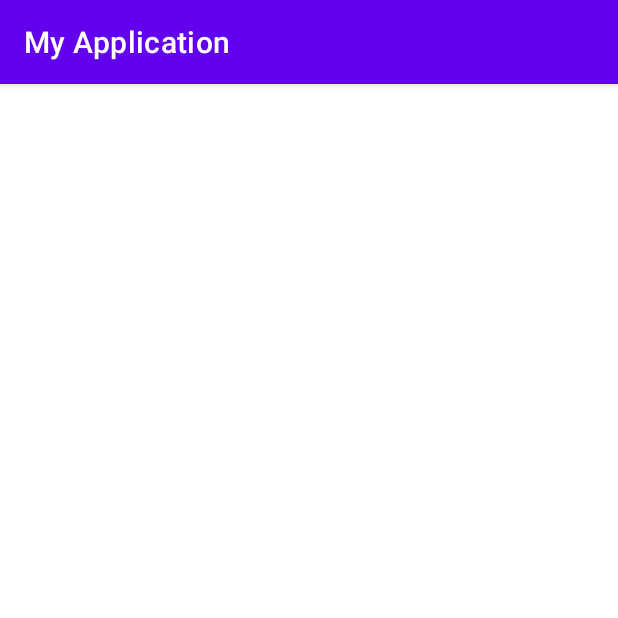
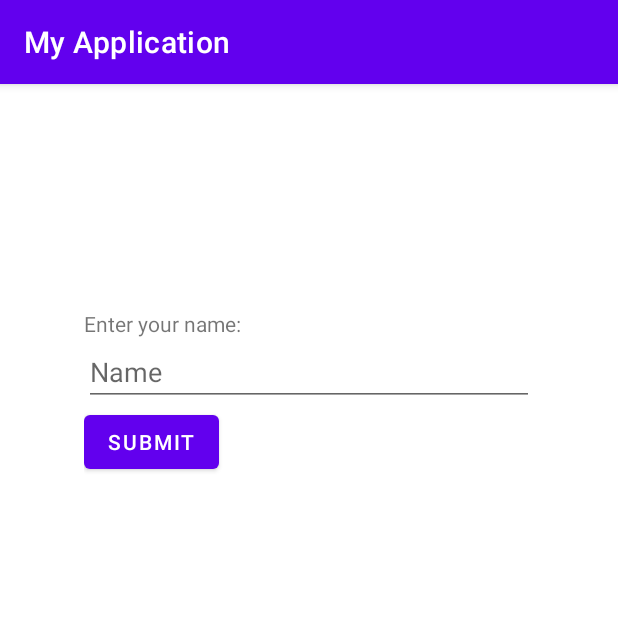
Before and after one commit to hchung04/2340FroggerGame, an Android app: the screen it shows after launch (MainActivity), after a tap on "START", on a phone screen of 412 x 824 dp, the top half of it. Run offline under Robolectric (Android 15) with nearby library versions, the phone set to English and light mode, and no system bars.

Commit message:
Provided spot for user to type in name on configuration screen

```diff
--- a/app/src/main/java/com/example/myapplication/ConfigurationScreen.java
+++ b/app/src/main/java/com/example/myapplication/ConfigurationScreen.java
@@ -1,2 +1,14 @@
-package com.example.myapplication;public class ConfigurationScreen {
+package com.example.myapplication;
+
+import androidx.appcompat.app.AppCompatActivity;
+
+import android.os.Bundle;
+
+public class ConfigurationScreen extends AppCompatActivity {
+
+    @Override
+    protected void onCreate(Bundle savedInstanceState) {
+        super.onCreate(savedInstanceState);
+        setContentView(R.layout.activity_game_screen);
+    }
 }
--- a/app/src/main/res/layout/activity_configuration_screen.xml
+++ b/app/src/main/res/layout/activity_configuration_screen.xml
@@ -1,6 +1,47 @@
 <?xml version="1.0" encoding="utf-8"?>
-<androidx.constraintlayout.widget.ConstraintLayout xmlns:android="http://schemas.android.com/apk/res/android"
-             android:layout_width="match_parent"
-             android:layout_height="match_parent">
+<RelativeLayout xmlns:android="http://schemas.android.com/apk/res/android"
+    xmlns:app="http://schemas.android.com/apk/res-auto"
+    xmlns:tools="http://schemas.android.com/tools"
+    android:layout_width="match_parent"
+    android:layout_height="match_parent"
+    tools:context=".ConfigurationScreen">
 
-</androidx.constraintlayout.widget.ConstraintLayout>
+    <LinearLayout
+        android:layout_width="wrap_content"
+        android:layout_height="wrap_content"
+        android:layout_alignParentTop="true"
+        android:layout_centerHorizontal="true"
+        android:layout_marginTop="150dp"
+        android:layout_marginHorizontal="50dp"
+        android:orientation="vertical"
+        android:layout_gravity="center"
+        android:id="@+id/linearLayout">
+
+        <TextView
+            android:id="@+id/textView5"
+            android:layout_width="300dp"
+            android:layout_height="match_parent"
+            android:orientation="vertical"
+            android:text="Enter your name:" />
+
+        <EditText
+            android:id="@+id/editPersonName"
+            android:layout_width="match_parent"
+            android:layout_height="match_parent"
+            android:ems="10"
+            android:hint="Name"
+            android:inputType="textPersonName"
+            android:visibility="visible" />
+
+        <Button
+            android:id="@+id/button3"
+            android:layout_width="wrap_content"
+            android:layout_height="wrap_content"
+            android:text="SUBMIT" />
+
+
+    </LinearLayout>
+
+
+
+</RelativeLayout>
```
